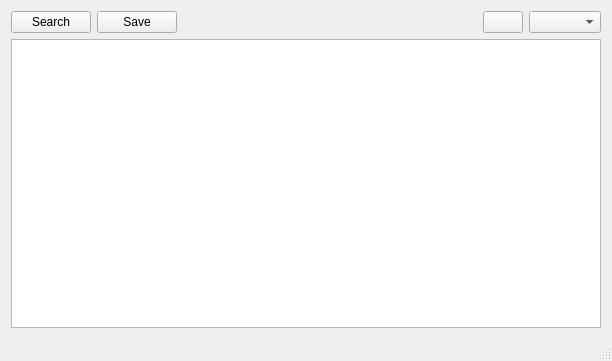
This is bluelock-manager/mainwindow.ui in COMU/bluelock as Qt 5 draws it before an edit. The edited form follows.
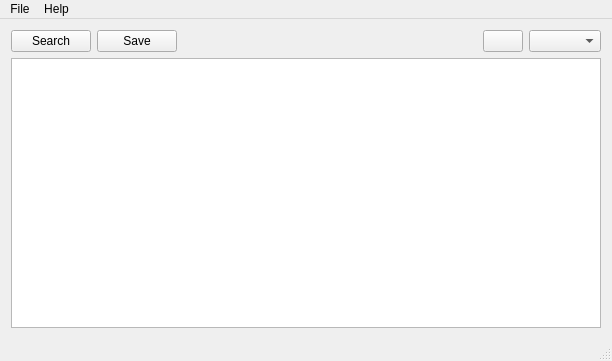
This is the edited form.

Commit message: set application info

```diff
--- a/bluelock-manager/mainwindow.ui
+++ b/bluelock-manager/mainwindow.ui
@@ -67,9 +67,24 @@
      <x>0</x>
      <y>0</y>
      <width>612</width>
-     <height>24</height>
+     <height>25</height>
     </rect>
    </property>
+   <widget class="QMenu" name="menuHelp">
+    <property name="title">
+     <string>Help</string>
+    </property>
+    <addaction name="actionAbout"/>
+    <addaction name="actionAbout_Qt"/>
+   </widget>
+   <widget class="QMenu" name="menuFile">
+    <property name="title">
+     <string>File</string>
+    </property>
+    <addaction name="actionExit"/>
+   </widget>
+   <addaction name="menuFile"/>
+   <addaction name="menuHelp"/>
   </widget>
   <widget class="QStatusBar" name="statusBar"/>
  </widget>
```
Left out of the diff: 15 changed lines with no effect on the pictures. The commit also changes 2 other files.
